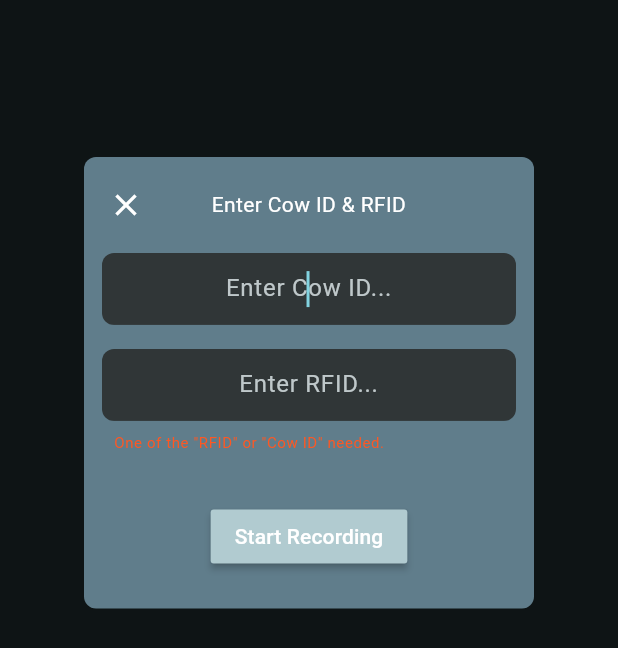
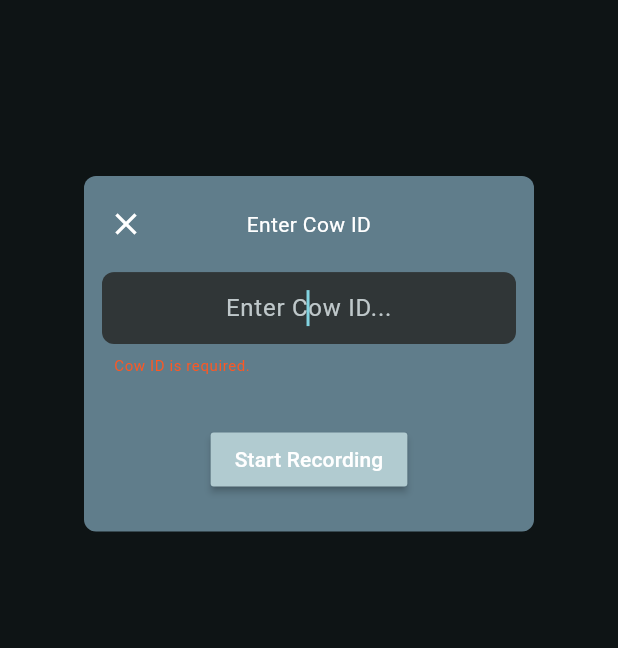
Before and after one commit to P-B1101/command_sender, a Flutter app: the CowIdInputPopup widget shown alone on an empty page, opened directly with empty values, after a tap on "Start Recording", on a phone screen of 412 x 824 dp. Shown: the top 648 px of the screen. Run offline on Flutter 3.47's test engine with Material 3 defaults, Android fonts, the phone set to English and light mode, and no system bars; our stand-ins replace equatable, rxdart; missing offline and left inert: flutter_overlay_window, universal_socket; statements that could not run were skipped.

Commit message:
some changes

```diff
--- a/lib/view/page/home_page.dart
+++ b/lib/view/page/home_page.dart
@@ -162,7 +162,7 @@ class _HomePageState extends State<HomePage> {
             '${HeaderCommand.standby.stringValue}:$standby');
         break;
       case Command.dateTime:
-        final now = DateTime.now().toUtc().millisecondsSinceEpoch ~/ 1000;
+        final now = DateTime.now().toLocal().millisecondsSinceEpoch ~/ 1000;
         await _sendCommandController
             .sendStringCommand('${Command.dateTime.stringValue}:$now');
         break;
--- a/lib/view/widget/cow_id_popup.dart
+++ b/lib/view/widget/cow_id_popup.dart
@@ -55,8 +55,8 @@ class _CowIdInputPopupState extends State<CowIdInputPopup> {
             _titleWidget,
             const SizedBox(height: 16),
             _idInputWidget,
-            const SizedBox(height: 16),
-            _rfIdInputWidget,
+            if (_hasRFID) const SizedBox(height: 16),
+            if (_hasRFID) _rfIdInputWidget,
             const SizedBox(height: 8),
             _errorWidget,
             const SizedBox(height: 32),
@@ -75,7 +75,7 @@ class _CowIdInputPopupState extends State<CowIdInputPopup> {
             Positioned.fill(
               child: Center(
                 child: Text(
-                  'Enter Cow ID & RFID',
+                  'Enter Cow ID',
                   textAlign: TextAlign.center,
                   style: Theme.of(context).textTheme.bodyMedium,
                 ),
@@ -125,7 +125,7 @@ class _CowIdInputPopupState extends State<CowIdInputPopup> {
             _rfIdNode.unfocus();
           },
           decoration: const InputDecoration(hintText: 'Enter RFID...'),
-          readOnly: widget.rfId != null,
+          readOnly: _hasRFID,
           onChanged: (value) {
             if (value.isNotEmpty) _errorNotifier.value = '';
           },
@@ -176,8 +176,8 @@ class _CowIdInputPopupState extends State<CowIdInputPopup> {
       );
 
   void _onClick() {
-    if (_idController.text.isEmpty && _rfIdController.text.isEmpty) {
-      _errorNotifier.value = 'One of the "RFID" or "Cow ID" needed.';
+    if (_idController.text.isEmpty) {
+      _errorNotifier.value = 'Cow ID is required.';
       return;
     }
     final id = CowId(
@@ -186,4 +186,6 @@ class _CowIdInputPopupState extends State<CowIdInputPopup> {
     );
     Navigator.of(context).pop(id);
   }
+
+  bool get _hasRFID => widget.rfId != null && widget.rfId!.isNotEmpty;
 }
```
